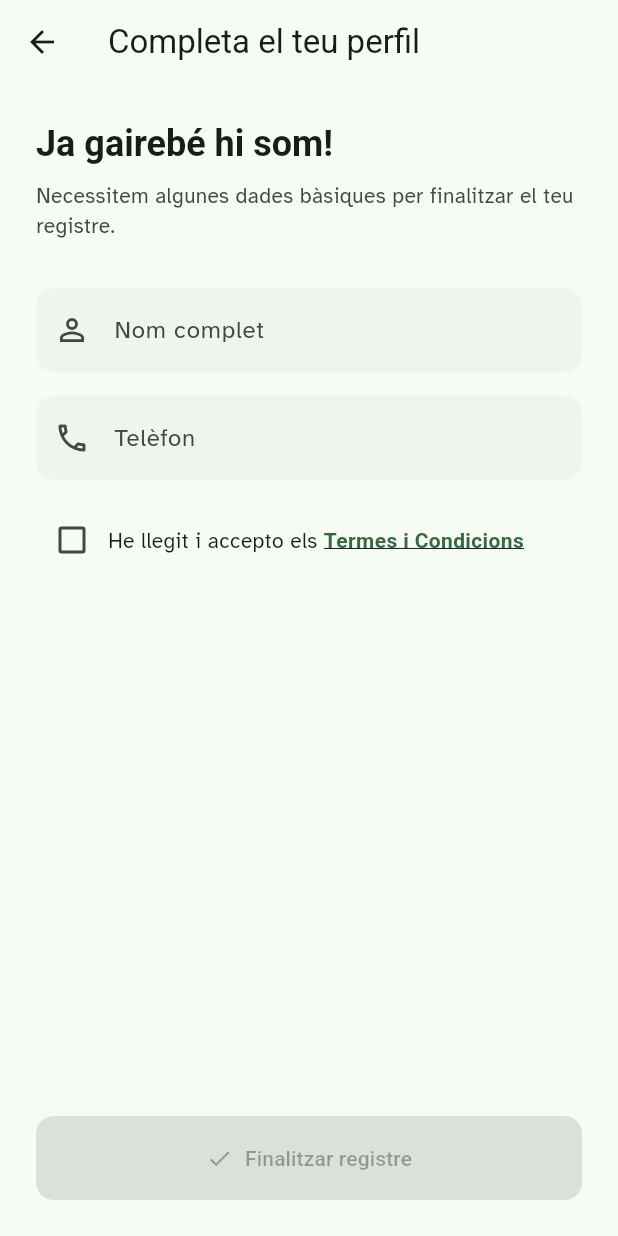
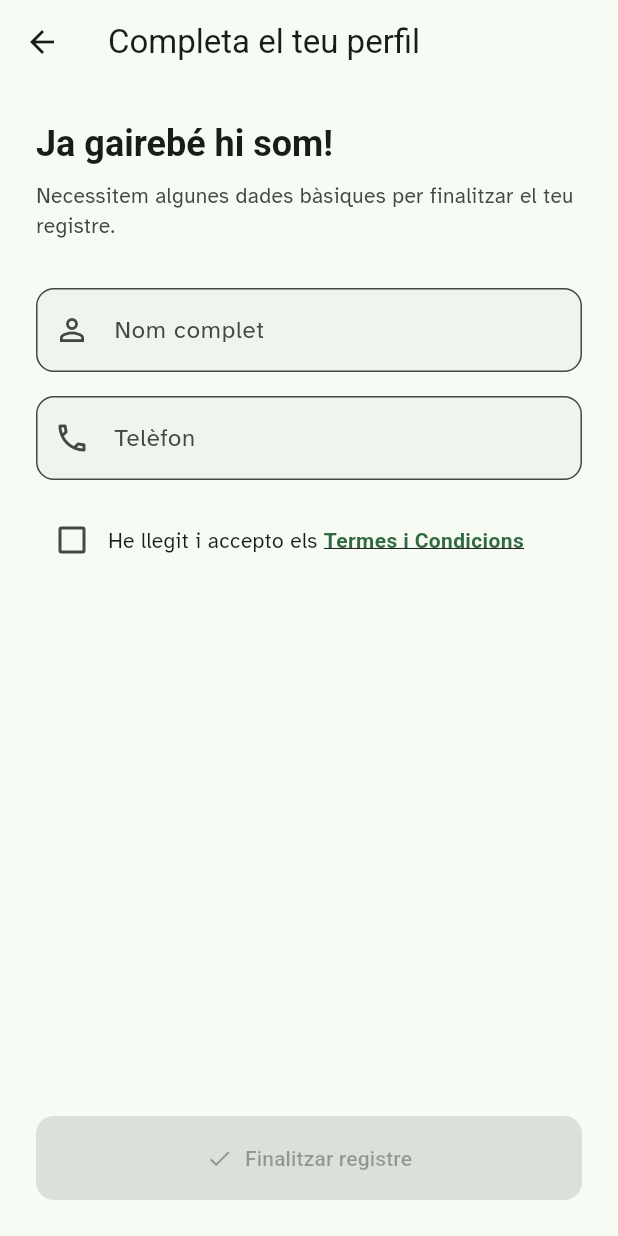
Before and after one commit to TheBugCommit/noctambuls, a Flutter app: the SignUpPage screen opened by its route, on a phone screen of 412 x 824 dp. Run offline on Flutter 3.47's test engine with Material 3 defaults, Android fonts, the phone set to English and light mode, and no system bars; our stand-ins replace dio, drift, equatable, flutter_bloc, flutter_compass, flutter_map and 14 more; missing offline and left inert: flutter_soloud; accounts and stored records are empty; generated files the repository leaves out were written again.

Commit message:
feature observations - border side to texts fields

```diff
--- a/lib/core/presentation/widgets/app_text_field.dart
+++ b/lib/core/presentation/widgets/app_text_field.dart
@@ -73,7 +73,9 @@ class AppTextField extends StatelessWidget {
         fillColor: colorScheme.surfaceContainerHighest.withValues(alpha: 0.3),
         border: OutlineInputBorder(
           borderRadius: BorderRadius.circular(AppDimensions.radiusMd),
-          borderSide: BorderSide.none,
+          borderSide: BorderSide(
+            color: colorScheme.outlineVariant.withValues(alpha: 0.5),
+          ),
         ),
         focusedBorder: OutlineInputBorder(
           borderRadius: BorderRadius.circular(AppDimensions.radiusMd),
```
